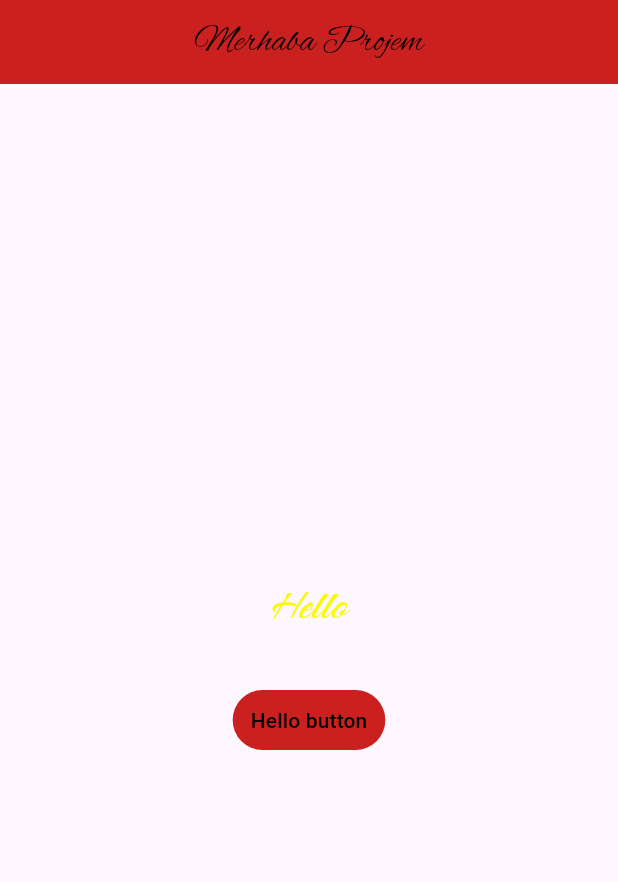
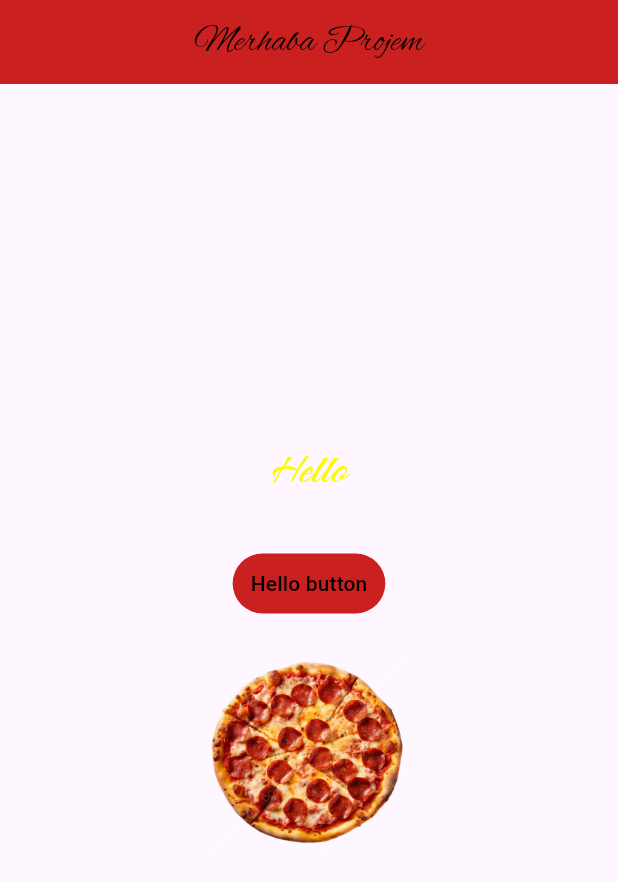
Before and after one commit to halillcam/Flutter_Alistirmalarim, a Flutter app: the screen it shows after launch, on a phone screen of 412 x 824 dp. Shown: the top 882 px of the screen. Run offline on Flutter 3.47's test engine with Material 3 defaults, Android fonts, the phone set to English and light mode, and no system bars.

Commit message:
Padding eklendi, Container yapısı ile resim boyutlandırılıp projeye eklendi

```diff
--- a/flutter_ogreniyorum/lib/anasayfa.dart
+++ b/flutter_ogreniyorum/lib/anasayfa.dart
@@ -25,7 +25,15 @@ class _AnasayfaState extends State<Anasayfa> {
               const Padding(padding: EdgeInsets.all(15)),
               TextButton(
                 style: TextButton.styleFrom(backgroundColor: mainColor),
-                onPressed: (){}, child: Text("Hello button",style: TextStyle(color: yaziRengi),))
+                onPressed: (){}, child: Text("Hello button",style: TextStyle(color: yaziRengi),)),
+                Padding(padding: const EdgeInsets.all(16),
+
+                  child: Container(width: 180,height: 150,
+                  child: Image.asset("resimler/pizza.png"),
+                  )
+                  ,
+                )
+
 
             ],
           ),
--- a/flutter_ogreniyorum/pubspec.yaml
+++ b/flutter_ogreniyorum/pubspec.yaml
@@ -66,6 +66,9 @@ flutter:
   # the material Icons class.
   uses-material-design: true
 
+  assets:
+    - resimler/
+
   # To add assets to your application, add an assets section, like this:
   # assets:
   #   - images/a_dot_burr.jpeg
```
Also changed, not shown: flutter_ogreniyorum/resimler/pizza.png (added).
